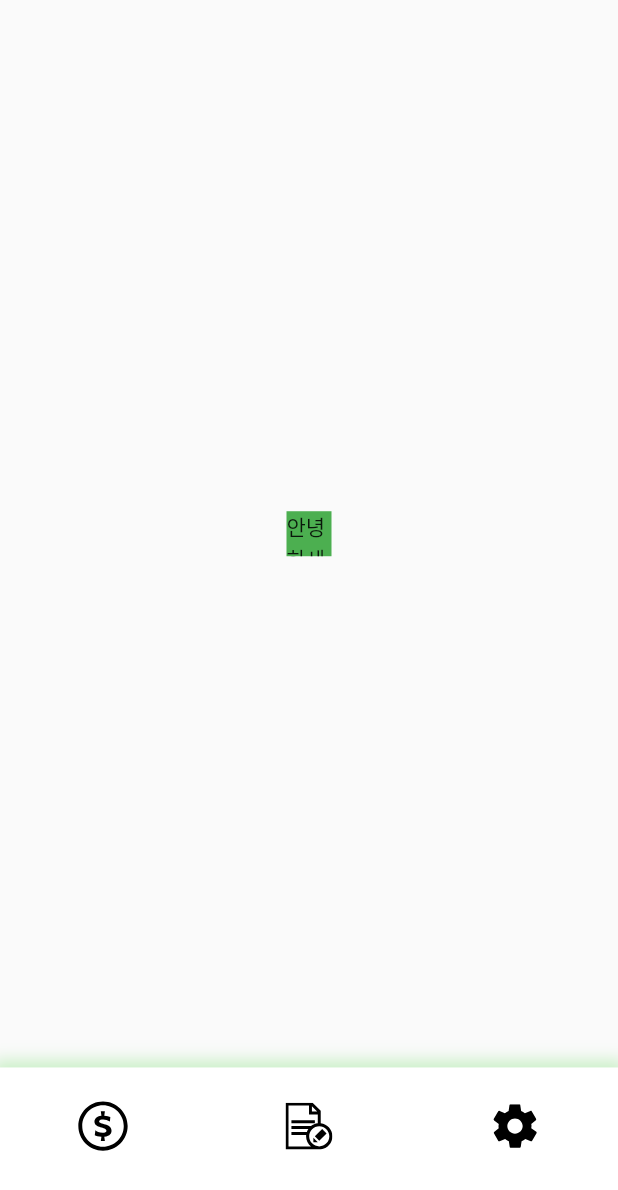
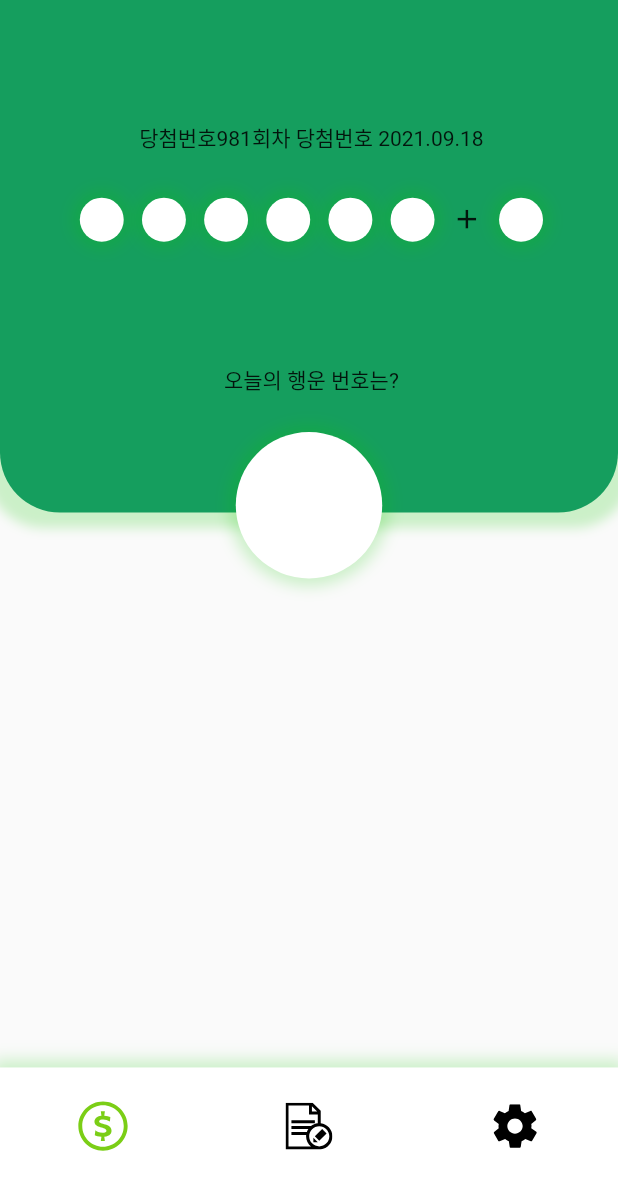
Before and after one commit to qjsqjsaos/lottery_hit, a Flutter app: the screen it shows after launch, on a phone screen of 412 x 824 dp. Shown: the top 1190 px of the screen. Run offline on Flutter 3.47's test engine with Material 2 defaults, Android fonts, the phone set to English and light mode, and no system bars; our stand-ins replace flutter_screenutil, flutter_svg.

Commit message:
진행중 - lottery_page.dart - ui그리는 중

```diff
--- a/lib/main.dart
+++ b/lib/main.dart
@@ -1,5 +1,7 @@
 import 'package:flutter/material.dart';
 import 'package:lottery_hit/page/lottery_page.dart';
+import 'package:lottery_hit/page/record_page.dart';
+import 'package:lottery_hit/page/settings_page.dart';
 import 'package:lottery_hit/ui/media_query_size.dart';
 import 'package:flutter_screenutil/flutter_screenutil.dart';
 import 'package:lottery_hit/ui/theme/icons_util.dart';
@@ -48,7 +50,7 @@ class _MyHomePageState extends State<MyHomePage> with TickerProviderStateMixin{
   @override
   void initState() {
     tabController = TabController(length: 3, vsync: this);
-    isClickedLottery = false;
+    isClickedLottery = true;
     isClickedRecord = false;
     isClickedSettings = false;
 
@@ -75,10 +77,11 @@ class _MyHomePageState extends State<MyHomePage> with TickerProviderStateMixin{
         length: 3,
         child: Scaffold(
             body: TabBarView(
+              physics: NeverScrollableScrollPhysics(),
               children: [
                 LotteryPage(),
-                Text('2'),
-                Text('3')
+                RecordPage(),
+                SettingsPage()
               ],
             ),
             bottomNavigationBar: Container(
@@ -93,42 +96,41 @@ class _MyHomePageState extends State<MyHomePage> with TickerProviderStateMixin{
                 child: Padding(
                     padding: EdgeInsets.only(top: size.height * .02.h, bottom: size.height * .06.h),
                     child: TabBar(
-                        controller: tabController,
-                        indicatorColor: Colors.transparent,
-                        tabs: [
-                          GestureDetector(
-                              onTap: () {
+                        onTap: (index) {
+                          switch (index) {
+                            case 0 :
                               setState(() {
                                 isClickedLottery = true;
                                 isClickedRecord = false;
                                 isClickedSettings = false;
                               });
-                              },
-                              child: Tab(child: SvgPicture.asset(IconsUtil.iconsConvert.getSVG(IconsUtil.tabBarIcon.lottery),
-                                  height: 50.h, color: isClickedLottery ? UsaseColors.iconColor.clicked : UsaseColors.iconColor.unClicked))
-                          ),
-                          GestureDetector(
-                              onTap: () {
+                              break;
+                            case 1 :
                               setState(() {
                                 isClickedLottery = false;
                                 isClickedRecord = true;
                                 isClickedSettings = false;
                               });
-                              },
-                              child: Tab(child: SvgPicture.asset(IconsUtil.iconsConvert.getSVG(IconsUtil.tabBarIcon.record),
-                                  height: 32.h, color: isClickedRecord ? UsaseColors.iconColor.clicked : UsaseColors.iconColor.unClicked))
-                          ),
-                          GestureDetector(
-                              onTap: () {
+                              break;
+                            case 2 :
                               setState(() {
                                 isClickedLottery = false;
                                 isClickedRecord = false;
                                 isClickedSettings = true;
                               });
+                              break;
+                          }
                         },
-                              child: Tab(child: SvgPicture.asset(IconsUtil.iconsConvert.getSVG(IconsUtil.tabBarIcon.settings),
+                        indicatorColor: Colors.transparent,
+                        tabs: [
+                          Tab(
+                            child: SvgPicture.asset(IconsUtil.iconsConvert.getSVG(IconsUtil.tabBarIcon.lottery),
+                                height: 50.h, color: isClickedLottery ? UsaseColors.iconColor.clicked : UsaseColors.iconColor.unClicked),
+                          ),
+                          Tab(child: SvgPicture.asset(IconsUtil.iconsConvert.getSVG(IconsUtil.tabBarIcon.record),
+                              height: 32.h, color: isClickedRecord ? UsaseColors.iconColor.clicked : UsaseColors.iconColor.unClicked)),
+                          Tab(child: SvgPicture.asset(IconsUtil.iconsConvert.getSVG(IconsUtil.tabBarIcon.settings),
                               height: 30.h, color: isClickedSettings ? UsaseColors.iconColor.clicked : UsaseColors.iconColor.unClicked))
-                          )
                         ]
                     )
                 )
--- a/lib/page/lottery_page.dart
+++ b/lib/page/lottery_page.dart
@@ -1,7 +1,11 @@
 import 'package:flutter/material.dart';
 import 'package:lottery_hit/ui/media_query_size.dart';
+import 'package:lottery_hit/ui/theme/usase_colors.dart';
+import 'package:flutter_screenutil/flutter_screenutil.dart';
 
 class LotteryPage extends StatefulWidget {
+
+
   @override
   _LotteryPageState createState() => _LotteryPageState();
 }
@@ -9,24 +13,107 @@ class LotteryPage extends StatefulWidget {
 class _LotteryPageState extends State<LotteryPage> {
   MediaQuerySize mediaQuerySize = MediaQuerySize();
 
+  double lottoNumWidth = 40.w;
+  double lottoNumHeight = 40.h;
+
+  @override
+  void initState() {
+    super.initState();
+  }
+
   @override
   Widget build(BuildContext context) {
     return FutureBuilder<double>(
         future: mediaQuerySize
             .getMediaQuerySize(mediaQuerySize.shootingMilliseconds(context)),
         builder: (context, snapshot) {
+          Size size = MediaQuery.of(context).size;
           if (snapshot.hasData) {
-            return Center(
-              child: Container(
-                color: Colors.green,
-                width: 30,
-                height: 30,
-                child: Text('안녕하세요'),
-              ),
+            return Stack(
+              children: [
+                Column(
+                  children: [
+                    Container(
+                      width: size.width,
+                      height: 350.h,
+                      decoration: BoxDecoration(
+                        color: UsaseColors.mainColor.appBar,
+                        borderRadius: BorderRadius.only(bottomLeft: Radius.circular(40), bottomRight: Radius.circular(40)),
+                        boxShadow: [BoxShadow(
+                            color: UsaseColors.mainColor.blurGreen,
+                            spreadRadius: 10,
+                            blurRadius: 6
+                        )]
+                      ),
+                      child: Padding(
+                        padding: EdgeInsets.only(left: 40.w, right: 40.h),
+                        child: Column(
+                          children: [
+                            Spacer(),
+                            Container(
+                              child: Text('당첨번호981회차 당첨번호 2021.09.18'),
+                            ),
+                            SizedBox(
+                              height: 30.h
+                            ),
+                            Row(
+                              mainAxisAlignment: MainAxisAlignment.spaceEvenly,
+                              children: [
+                                lottoNum(),
+                                lottoNum(),
+                                lottoNum(),
+                                lottoNum(),
+                                lottoNum(),
+                                lottoNum(),
+                                Icon(
+                                  Icons.add,
+                                  size: 20.w,
+                                ),
+                                lottoNum()
+                              ]
+                            ),
+                            Spacer(),
+                            Text('오늘의 행운 번호는?'),
+                            SizedBox(
+                                height: 80.h
+                            ),
+                          ]
+                        ),
+                      ),
+                    )
+                  ]
+                ),
+                Padding(
+                  padding: EdgeInsets.only(top: 295.h),
+                  child: Row(
+                    children: [
+                      Spacer(),
+                      lottoNum(width: 100.w, height: 100.h),
+                      Spacer()
+                    ],
+                  ),
+                )
+              ],
             );
           } else {
             return Center(child: CircularProgressIndicator());
           }
         });
   }
+
+  Container lottoNum({double width, double height}) {
+    return Container(
+      width: width ?? 30.w,
+      height: height ?? 30.h,
+      decoration: BoxDecoration(
+          color: width != null ? UsaseColors.numCircleColor.bigOne : UsaseColors.numCircleColor.smallOne,
+          shape: BoxShape.circle,
+          boxShadow:  [BoxShadow(
+              color: UsaseColors.mainColor.blurGreen,
+              spreadRadius: 5,
+              blurRadius: 8
+          )]
+      ),
+    );
+  }
 }
--- a/lib/ui/theme/usase_colors.dart
+++ b/lib/ui/theme/usase_colors.dart
@@ -27,6 +27,7 @@ class UsaseColors{
   UsaseColors._();
 
   static MainColor mainColor = MainColor._();
+  static NumCircleColor numCircleColor = NumCircleColor._();
   static IconColor iconColor = IconColor._();
 }
 
@@ -34,6 +35,14 @@ class MainColor {
   MainColor._();
 
   Color blurGreen = Color(0x3310C600);
+  Color appBar = Color(0xFF159E5E);
+}
+
+class NumCircleColor {
+  NumCircleColor._();
+
+  Color bigOne = Color(0xFFFFFFFF);
+  Color smallOne = Color(0xFFFFFFFF);
 }
 
 class IconColor {
```
Also changed, not shown: lib/page/record_page.dart (added, +39 -0 lines), lib/page/settings_page.dart (added, +39 -0 lines). Lines whose indentation alone changed are shown as unchanged.
